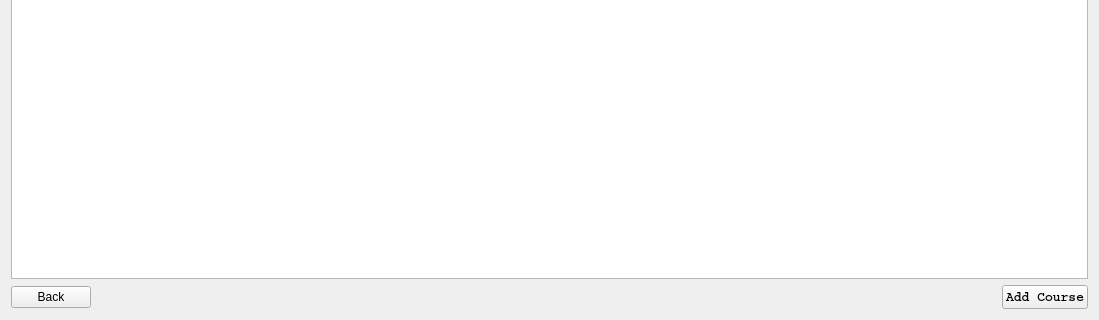
First picture: the form in widget.ui, repository casalete/ErasmusIo, before the edit; both pictures show x 0 to 1099 and y 356 to 676 of the 1099 by 676 pixel window.
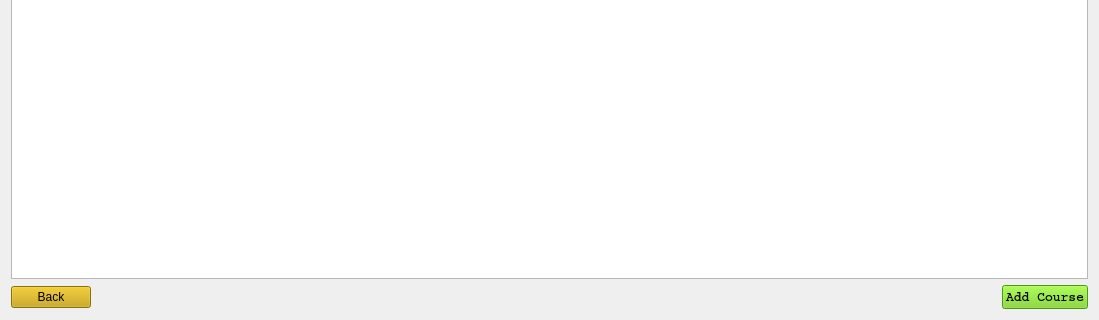
Second picture: the form after the edit. Icons and pictures are not drawn.

Diff of the .ui file:
```diff
--- a/widget.ui
+++ b/widget.ui
@@ -24,6 +24,9 @@
     <layout class="QHBoxLayout" name="horizontalLayout">
      <item>
       <widget class="QPushButton" name="back">
+       <property name="styleSheet">
+        <string notr="true">background: rgb(196, 160, 0);</string>
+       </property>
        <property name="text">
         <string>Back</string>
        </property>
@@ -52,6 +55,9 @@
          <bold>true</bold>
         </font>
        </property>
+       <property name="styleSheet">
+        <string notr="true">background: rgb(115, 210, 22);</string>
+       </property>
        <property name="text">
         <string>Add Course</string>
        </property>
```
